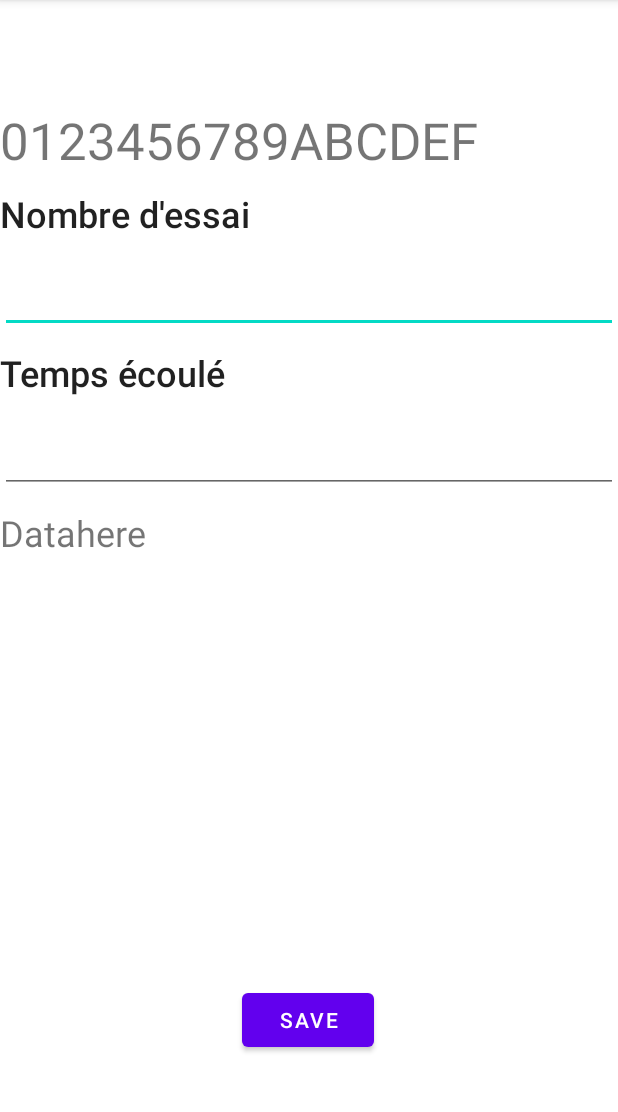
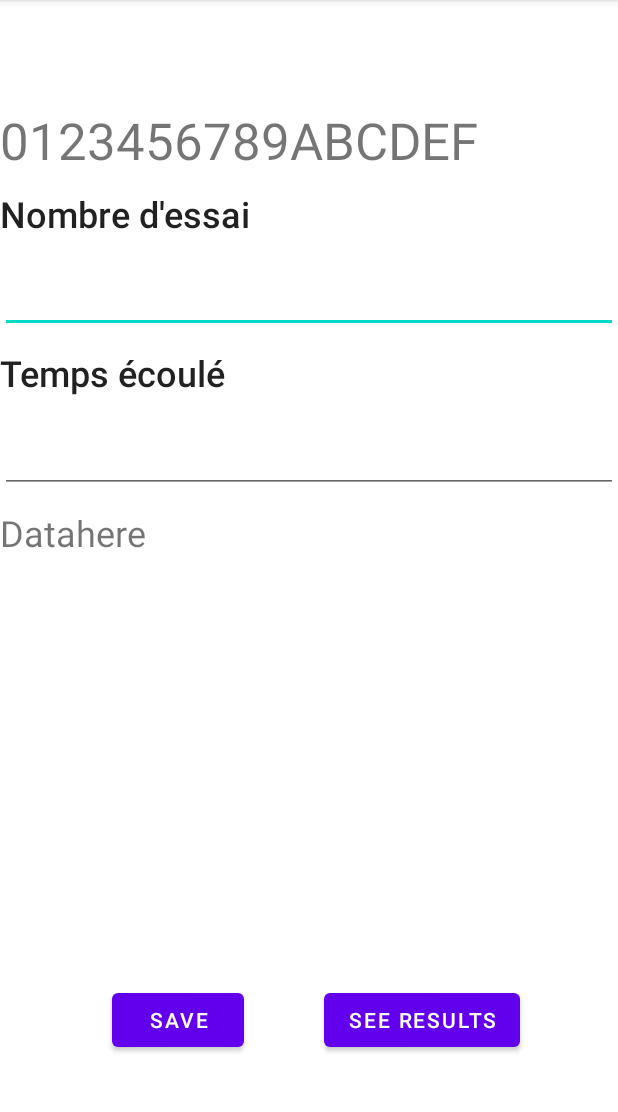
Before and after one commit to JuliaMourier/MEMORIES, an Android app: the screen it shows after launch (DatabaseActivity), on a phone screen of 412 x 824 dp, the part 84-1196 px from its top. Run offline under Robolectric (Android 15) with nearby library versions, the phone set to English and light mode, and no system bars; libraries missing offline, so code that uses them is left out: io.realm, io.realm.kotlin; 6 statements that could not run were skipped.

Commit message:
Display the results of a game
Display in a graphView the data when a gae has been done
=> see the progress of the user

```diff
--- a/app/build.gradle
+++ b/app/build.gradle
@@ -1,4 +1,3 @@
-    implementation 'androidx.appcompat:appcompat:1.3.1'
 plugins {
     id 'com.android.application'
     id 'kotlin-android'
@@ -54,6 +53,7 @@ dependencies {
     implementation 'com.google.android.material:material:1.4.0'
     implementation 'androidx.constraintlayout:constraintlayout:2.1.0'
     implementation "io.realm:android-adapters:4.0.0"
+    implementation 'com.jjoe64:graphview:4.2.2'
     testImplementation 'junit:junit:4.+'
     androidTestImplementation 'androidx.test.ext:junit:1.1.3'
     androidTestImplementation 'androidx.test.espresso:espresso-core:3.4.0'
--- a/app/src/main/java/com/example/memories/DatabaseActivity.kt
+++ b/app/src/main/java/com/example/memories/Database/DatabaseActivity.kt
@@ -1,7 +1,9 @@
-package com.example.memories
+package com.example.memories.Database
 
+import android.content.Intent
 import android.os.Build
 import android.os.Bundle
+import android.provider.AlarmClock.EXTRA_MESSAGE
 import android.provider.Settings
 import android.util.Log
 import android.view.View
@@ -10,6 +12,7 @@ import android.widget.TextView
 import android.widget.Toast
 import androidx.annotation.RequiresApi
 import androidx.appcompat.app.AppCompatActivity
+import com.example.memories.R
 import io.realm.Realm
 import io.realm.RealmConfiguration
 import io.realm.kotlin.where
@@ -61,6 +64,12 @@ class DatabaseActivity : AppCompatActivity() {
         realm = Realm.getDefaultInstance()
 
         recoverData() //recover and display the data just saved
+
+        var resultButton: Button = findViewById(R.id.results)
+        resultButton.setOnClickListener(View.OnClickListener { view ->
+            var intent : Intent = Intent(this, ResultsGameAdapter::class.java)
+            startActivity(intent)
+        })
     }
 
     //Save the game data into the database
@@ -78,6 +87,7 @@ class DatabaseActivity : AppCompatActivity() {
             game.setGameData_date(dateAndTime)
             game.setGameData_nbTry(numberOfTry?.text.toString())
             game.setGameData_duration(duration?.text.toString())
+
         }, {
             //If the operation is a success :
             Toast.makeText(this,"Operation Succeeded",Toast.LENGTH_LONG)// Transaction was a success
@@ -97,19 +107,25 @@ class DatabaseActivity : AppCompatActivity() {
     fun recoverData(){
         // Build the query looking at all users:
         val query = realm?.where<GamesData>()
-        var gameText : String = ""
+        var gameText : String = "" //Init the text for data
         if (query != null) {
             val dataText : TextView = findViewById(R.id.datatext)
-            for(game in query.findAll()){
+            for(game in query.findAll()){ //construct a pretty text with all the element of a data game
                 gameText += "\nGame at "
                 gameText += game.getGameData_Date()
                 gameText += "\n   essais : " + game.getGameData_nbTry()
                 gameText += "\n   durée : " + game.getGameDataDuration()
                 gameText += "\n   par : " + game.getGameData_user()
             }
-
+            //Display the text in the layout
             dataText.text = gameText
-            Log.d(query.findAll().toString(), "oui")
         }
     }
+
+    //When activity stops : stop the realm
+    override fun onStop() {
+        super.onStop()
+        realm?.close()
+
+    }
 }
--- a/app/src/main/java/com/example/memories/GamesData.kt
+++ b/app/src/main/java/com/example/memories/Database/GamesData.kt
@@ -1,4 +1,4 @@
-package com.example.memories
+package com.example.memories.Database
 
 import io.realm.RealmObject
 import io.realm.annotations.PrimaryKey
--- a/app/src/main/res/layout/idtest.xml
+++ b/app/src/main/res/layout/idtest.xml
@@ -23,11 +23,13 @@
         android:id="@+id/button"
         android:layout_width="wrap_content"
         android:layout_height="wrap_content"
+        android:layout_marginStart="1dp"
+        android:layout_marginEnd="3dp"
         android:layout_marginBottom="64dp"
         android:text="Save"
         app:layout_constraintBottom_toBottomOf="parent"
         app:layout_constraintEnd_toEndOf="parent"
-        app:layout_constraintHorizontal_bias="0.498"
+        app:layout_constraintHorizontal_bias="0.229"
         app:layout_constraintStart_toStartOf="parent" />
 
     <EditText
@@ -91,4 +93,17 @@
         app:layout_constraintEnd_toEndOf="parent"
         app:layout_constraintStart_toStartOf="parent"
         app:layout_constraintTop_toBottomOf="@+id/timeText" />
+
+    <Button
+        android:id="@+id/results"
+        android:layout_width="wrap_content"
+        android:layout_height="wrap_content"
+        android:layout_marginStart="3dp"
+        android:layout_marginEnd="1dp"
+        android:layout_marginBottom="64dp"
+        android:text="See results"
+        app:layout_constraintBottom_toBottomOf="parent"
+        app:layout_constraintEnd_toEndOf="parent"
+        app:layout_constraintHorizontal_bias="0.769"
+        app:layout_constraintStart_toStartOf="parent" />
 </androidx.constraintlayout.widget.ConstraintLayout>
```
Also changed, not shown: app/src/main/AndroidManifest.xml (+6 -3 lines), app/src/main/java/com/example/memories/Database/ResultsGameAdapter.kt (added, +85 -0 lines), app/src/main/res/layout/games_results.xml (added, +51 -0 lines).
